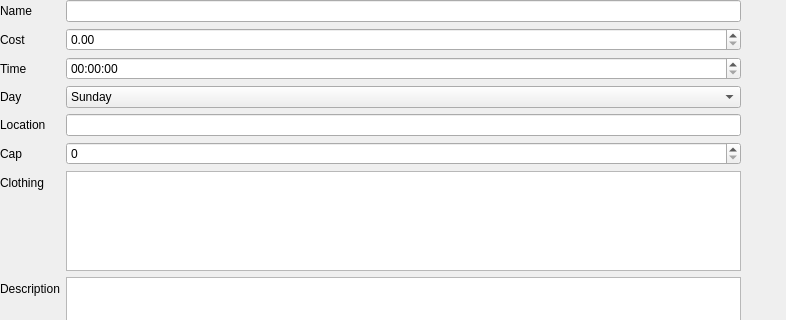
Qt form Code/Add_Class.ui (SDSMT-CSC464-F15/dancesoft) before a commit; both pictures show x 0 to 786 and y 0 to 320 of the 786 by 571 pixel window.
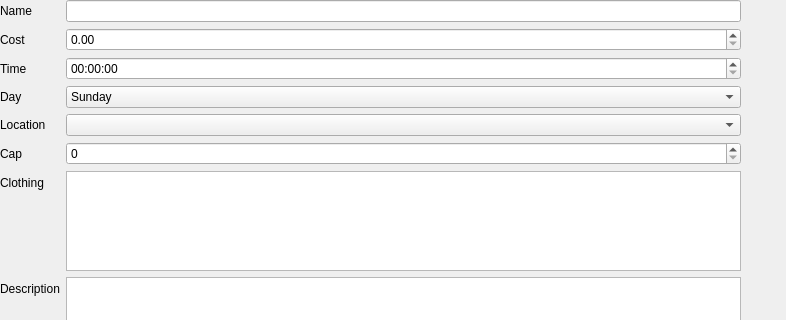
The same form after that commit.

Commit message: fixed add class and update teacher

```diff
--- a/Code/Add_Class.ui
+++ b/Code/Add_Class.ui
@@ -107,9 +107,6 @@
        </property>
       </widget>
      </item>
-     <item row="4" column="1">
-      <widget class="QLineEdit" name="Location_lineEdit"/>
-     </item>
      <item row="5" column="0">
       <widget class="QLabel" name="Cap">
        <property name="text">
@@ -200,6 +197,9 @@
      <item row="11" column="1">
       <widget class="QSpinBox" name="Age_limit_spinBox"/>
      </item>
+     <item row="4" column="1">
+      <widget class="QComboBox" name="Location_comboBox"/>
+     </item>
     </layout>
    </widget>
    <widget class="QPushButton" name="Submit_btn">
```
The commit also changes 8 other files.
